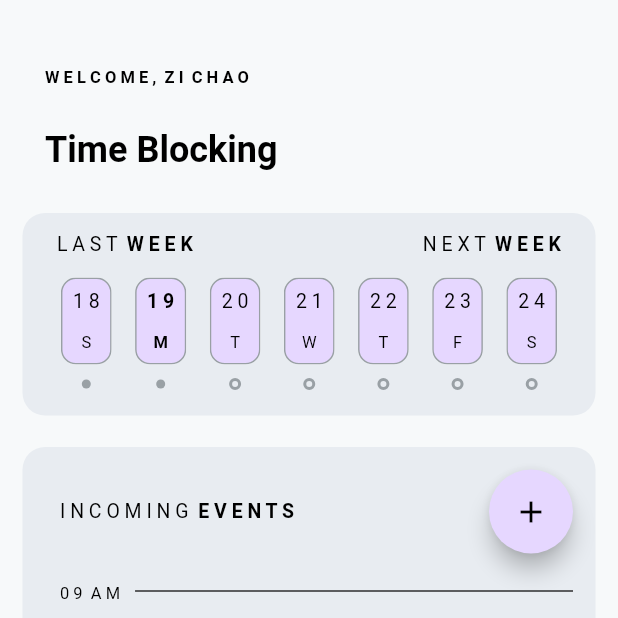
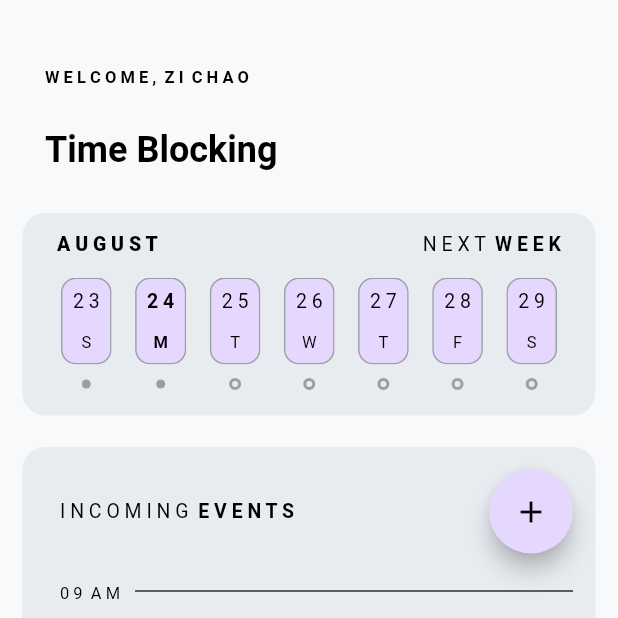
Before and after one commit to zichzhang/Priorii, a Flutter app: the screen it shows after launch, on a phone screen of 412 x 824 dp, the top half of it. Run offline on Flutter 3.47's test engine with Material 2 defaults, Android fonts, the phone set to English and light mode, and no system bars; Roboto replaces fonts that are missing (Calibri).

Commit message:
Added real-time dates for weekSection

```diff
--- /dev/null
+++ b/lib/Backend.dart
@@ -0,0 +1,22 @@
+import 'package:intl/intl.dart';
+
+class Date {
+
+  DateTime now = DateTime.now();
+  List days = new List();
+  List weekdays = new List();
+
+  Date() {
+    for (int i = 0; i < 14; i++) {
+      DateTime day = now.subtract(new Duration(days: now.weekday - i));
+      days.add(DateFormat('d').format(day));
+    }
+    print(days);
+
+    for (int i = 0; i < 14; i++) {
+    DateTime day = now.add(Duration(days: i));
+    weekdays.add(DateFormat('E').format(day));
+    }
+    print(weekdays);
+  }
+}
--- a/lib/DailyBox.dart
+++ b/lib/DailyBox.dart
@@ -42,7 +42,7 @@ class DailyBox extends StatelessWidget {
                   Container(
                     margin: EdgeInsets.only(bottom: 7, left: 7, right: 7),
                     child: Text(
-                      dailyLetter,
+                      dailyLetter.toUpperCase(),
                       style: TextStyle(
                         fontFamily: 'Calibri',
                         fontSize: 11,
--- /dev/null
+++ b/lib/WeekView.dart
@@ -0,0 +1,43 @@
+import 'package:flutter/material.dart';
+import 'package:Priorii/DailyBox.dart';
+import 'package:Priorii/Backend.dart';
+
+String concatenateDay(String date) {
+  if (date.length == 2) {
+    String dayFormatted = date[0] + ' ' + date[1];
+    return dayFormatted;
+  }
+  else {
+    String dayFormatted = '0' + ' ' + date[0];
+    return dayFormatted;
+  }
+}
+
+class WeekView extends StatelessWidget {
+
+  final int day1;
+  final int day2;
+  final int day3;
+  final int day4;
+  final int day5;
+  final int day6;
+  final int day7;
+
+  WeekView({this.day1, this.day2, this.day3, this.day4, this.day5, this.day6, this.day7});
+
+  @override
+  Widget build(BuildContext context) {
+    return Row( // Row for the seven (days+dots) of the week
+        mainAxisAlignment: MainAxisAlignment.spaceEvenly,
+        children: <Widget>[
+          DailyBox(dailyNumber: concatenateDay(Date().days[day1 ?? 0]), dailyLetter: 'S', paintingStyle: PaintingStyle.fill),
+          DailyBox(dailyNumber: concatenateDay(Date().days[day2 ?? 1]), dailyLetter: 'M', fontweight: FontWeight.bold, paintingStyle: PaintingStyle.fill),
+          DailyBox(dailyNumber: concatenateDay(Date().days[day3 ?? 2]), dailyLetter: 'T'),
+          DailyBox(dailyNumber: concatenateDay(Date().days[day4 ?? 3]), dailyLetter: 'W'),
+          DailyBox(dailyNumber: concatenateDay(Date().days[day5 ?? 4]), dailyLetter: 'T'),
+          DailyBox(dailyNumber: concatenateDay(Date().days[day6 ?? 5]), dailyLetter: 'F'),
+          DailyBox(dailyNumber: concatenateDay(Date().days[day7 ?? 6]), dailyLetter: 'S'),
+      ],
+    );
+  }
+}
--- a/lib/main.dart
+++ b/lib/main.dart
@@ -1,6 +1,6 @@
 import 'package:flutter/material.dart';
-import 'package:Priorii/DailyBox.dart';
 import 'package:Priorii/TimeDivider.dart';
+import 'package:Priorii/WeekView.dart';
 import 'models/global.dart';
 
 void main() => runApp(Priorii());
@@ -54,25 +54,16 @@ class Priorii extends StatelessWidget {
           Row(
             mainAxisAlignment: MainAxisAlignment.spaceBetween,
             children: <Widget>[
-              GestureDetector(
-                onTap: () => {
-                  print('Clicked Last Week')
-                },
-                child: Container(
+              Container(
                 alignment: Alignment.topLeft,
                 margin: const EdgeInsets.only(top: 13, left: 23),
-                  child: RichText(
-                    text: TextSpan(
+                child: Text(
+                  'A U G U S T',
                   style: TextStyle(
                     fontFamily: 'Calibri',
+                    fontWeight: FontWeight.w800,
                     fontSize: 13,
                     color: Colors.black,
-                      ),
-                      children: <TextSpan>[
-                        TextSpan(text: 'L A S T ', style: TextStyle(fontWeight: FontWeight.normal)),
-                        TextSpan(text: ' W E E K', style: TextStyle(fontWeight: FontWeight.bold)),
-                      ]
-                    ),
                   ),
                 ),
               ),
@@ -100,20 +91,15 @@ class Priorii extends StatelessWidget {
               ),
             ],
           ),
-          Container( // Container for the daily container and the dots
-            alignment: Alignment.topRight,
+          Expanded(
+            child: Container( // Container for the daily container and the dots
               margin: const EdgeInsets.only(top: 15, bottom: 10, left: 10, right: 10),
-            child: Row( // Row for the seven (days+dots) of the week
-              mainAxisAlignment: MainAxisAlignment.spaceEvenly,
+              child: PageView(
                 children: <Widget>[
-                DailyBox(dailyNumber: '1 8', dailyLetter: 'S', paintingStyle: PaintingStyle.fill),
-                DailyBox(dailyNumber: '1 9', dailyLetter: 'M', fontweight: FontWeight.bold, paintingStyle: PaintingStyle.fill),
-                DailyBox(dailyNumber: '2 0', dailyLetter: 'T'),
-                DailyBox(dailyNumber: '2 1', dailyLetter: 'W'),
-                DailyBox(dailyNumber: '2 2', dailyLetter: 'T'),
-                DailyBox(dailyNumber: '2 3', dailyLetter: 'F'),
-                DailyBox(dailyNumber: '2 4', dailyLetter: 'S'),
+                  WeekView(),
+                  WeekView(day1: 7, day2: 8, day3: 9, day4: 10, day5: 11, day6: 12, day7: 13,)
                 ],
+              ),
             ),
           ),
         ],
--- a/pubspec.yaml
+++ b/pubspec.yaml
@@ -21,6 +21,7 @@ environment:
   sdk: ">=2.7.0 <3.0.0"
 
 dependencies:
+  intl: ^0.16.1
   flutter:
     sdk: flutter
 
```
Also changed, not shown: pubspec.lock. Lines whose indentation alone changed are shown as unchanged.
